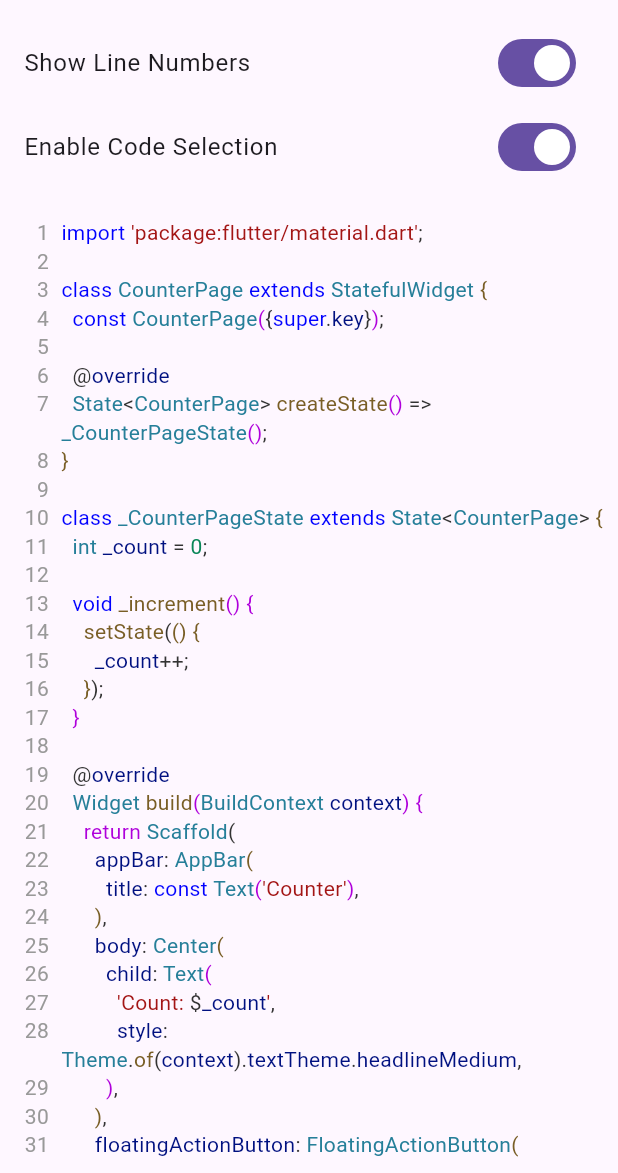
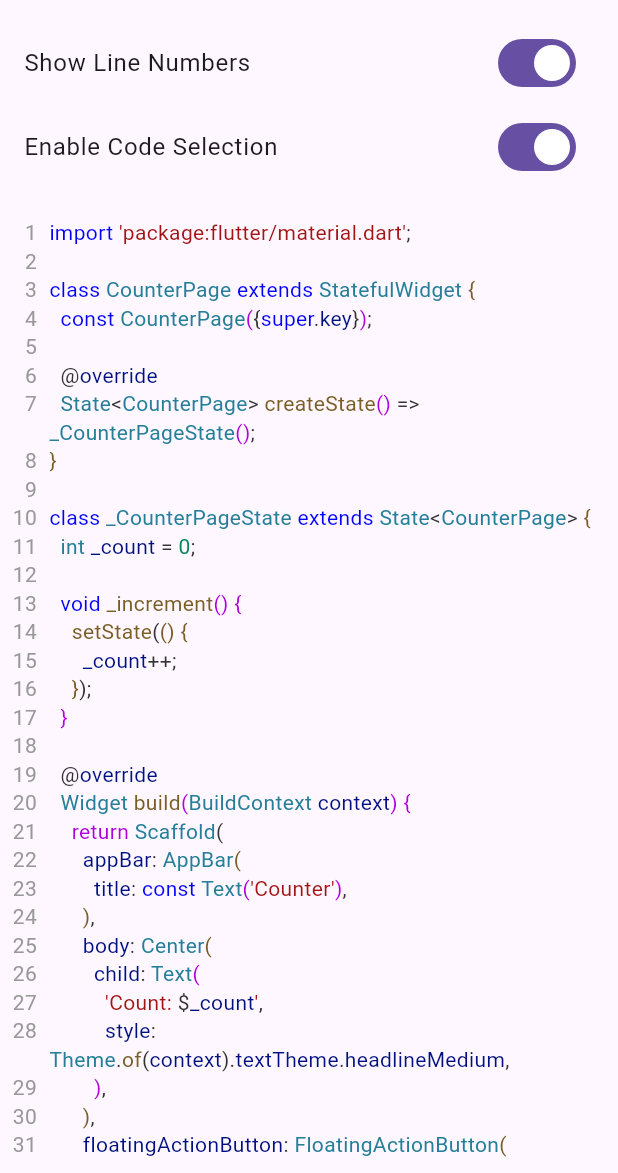
Before and after one commit to dariomatias-dev/flutter_syntax_highlighter, a Flutter app: the screen it shows after launch, on a phone screen of 412 x 824 dp, the part 63-1236 px from its top. Run offline on Flutter 3.47's test engine with Material 3 defaults, Android fonts, the phone set to English and light mode, and no system bars.

Commit message:
fix(lib/src/syntax_highlighter.dart): fixed line number width calculation
- Corrected the method responsible for calculating the line number width.

```diff
--- a/lib/src/syntax_highlighter.dart
+++ b/lib/src/syntax_highlighter.dart
@@ -115,12 +115,12 @@ class _SyntaxHighlighterState extends State<SyntaxHighlighter> {
     required int maxLineNumberDigits,
   }) {
     const characterWidthFactor = 0.6;
-    const padding = 16.0;
+    const extraSpacing = 8.0;
 
     final characterWidth = fontSize * characterWidthFactor;
     final numberWidth = characterWidth * maxLineNumberDigits;
 
-    return numberWidth + padding;
+    return numberWidth + extraSpacing;
   }
 
   @override
@@ -145,7 +145,7 @@ class _SyntaxHighlighterState extends State<SyntaxHighlighter> {
   Widget build(BuildContext context) {
     final codeBlock = ListView.builder(
       shrinkWrap: true,
-      physics: const ClampingScrollPhysics(),
+      physics: const NeverScrollableScrollPhysics(),
       itemCount: _lines.length,
       itemBuilder: (context, index) {
         final lineNumber = index + 1;
```
